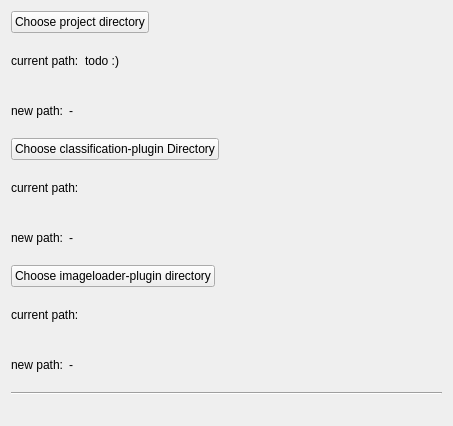
The window that globalsettingswidget.ui (Joensw/RCAIT) describes before a commit, drawn with Qt 5.
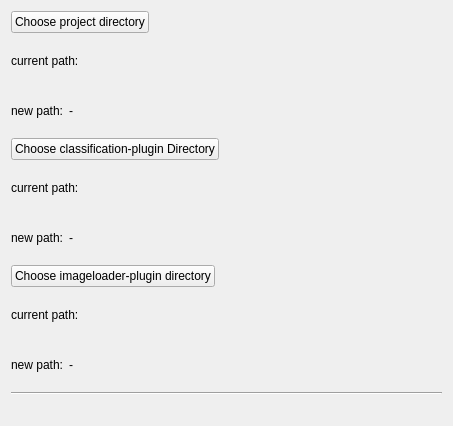
The same window after the commit.

What changed in the file:
```diff
--- a/globalsettingswidget.ui
+++ b/globalsettingswidget.ui
@@ -58,7 +58,7 @@
        <item>
         <widget class="QLabel" name="label_projectsDir_current">
          <property name="text">
-          <string>todo :)</string>
+          <string/>
          </property>
         </widget>
        </item>
```
